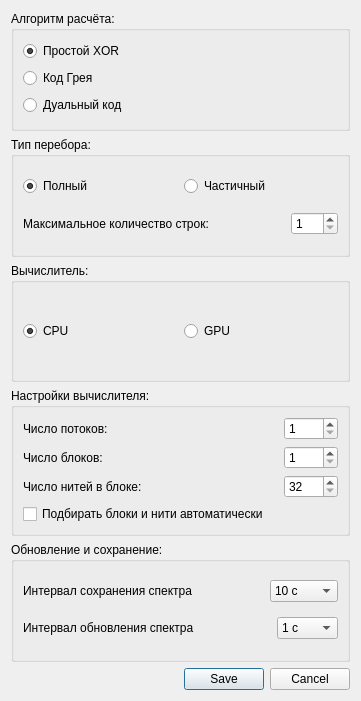
Old version of the form ui/settingsdialog.ui in the repository Maxmaxgggg/Spectrum.
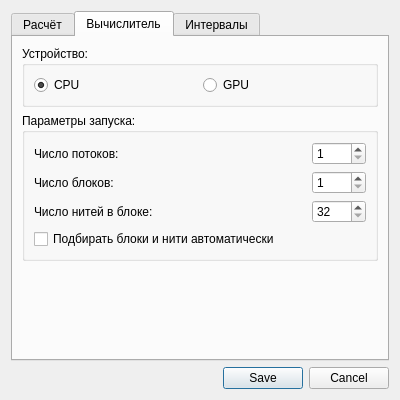
New version of the form. The open tabs and pages were chosen to show the change. Icons and pictures are not drawn.

Commit message: Настройки по вкладкам, тип перебора больше не исчезает

The edit to the form file:
```diff
--- a/ui/settingsdialog.ui
+++ b/ui/settingsdialog.ui
@@ -6,8 +6,8 @@
    <rect>
     <x>0</x>
     <y>0</y>
-    <width>361</width>
-    <height>701</height>
+    <width>400</width>
+    <height>400</height>
    </rect>
   </property>
   <property name="sizePolicy">
@@ -25,6 +25,16 @@
   </property>
   <layout class="QVBoxLayout" name="verticalLayout_4">
    <item>
+    <widget class="QTabWidget" name="settingsTabs">
+     <property name="currentIndex">
+      <number>0</number>
+     </property>
+     <widget class="QWidget" name="computationTab">
+      <attribute name="title">
+       <string>Расчёт</string>
+      </attribute>
+      <layout class="QVBoxLayout" name="computationTabLayout">
+       <item>
     <widget class="QGroupBox" name="algorithmGBX">
      <property name="title">
       <string>Алгоритм расчёта:</string>
@@ -122,9 +132,29 @@
     </widget>
    </item>
    <item>
+        <spacer name="computationTabSpacer">
+         <property name="orientation">
+          <enum>Qt::Vertical</enum>
+         </property>
+         <property name="sizeHint" stdset="0">
+          <size>
+           <width>20</width>
+           <height>0</height>
+          </size>
+         </property>
+        </spacer>
+       </item>
+      </layout>
+     </widget>
+     <widget class="QWidget" name="deviceTab">
+      <attribute name="title">
+       <string>Вычислитель</string>
+      </attribute>
+      <layout class="QVBoxLayout" name="deviceTabLayout">
+       <item>
     <widget class="QGroupBox" name="computeDeviceGBX">
      <property name="title">
-      <string>Вычислитель:</string>
+          <string>Устройство:</string>
      </property>
      <layout class="QHBoxLayout" name="horizontalLayout_2">
       <item>
@@ -150,7 +180,7 @@
    <item>
     <widget class="QGroupBox" name="computeDeviceSettingsGBX">
      <property name="title">
-      <string>Настройки вычислителя:</string>
+          <string>Параметры запуска:</string>
      </property>
      <layout class="QGridLayout" name="gridLayout">
       <item row="0" column="0">
@@ -234,6 +264,26 @@
     </widget>
    </item>
    <item>
+        <spacer name="deviceTabSpacer">
+         <property name="orientation">
+          <enum>Qt::Vertical</enum>
+         </property>
+         <property name="sizeHint" stdset="0">
+          <size>
+           <width>20</width>
+           <height>0</height>
+          </size>
+         </property>
+        </spacer>
+       </item>
+      </layout>
+     </widget>
+     <widget class="QWidget" name="savingTab">
+      <attribute name="title">
+       <string>Интервалы</string>
+      </attribute>
+      <layout class="QVBoxLayout" name="savingTabLayout">
+       <item>
     <widget class="QGroupBox" name="saveAndUpdateSpectrumGBX">
      <property name="title">
       <string>Обновление и сохранение:</string>
@@ -349,6 +399,23 @@
     </widget>
    </item>
    <item>
+        <spacer name="savingTabSpacer">
+         <property name="orientation">
+          <enum>Qt::Vertical</enum>
+         </property>
+         <property name="sizeHint" stdset="0">
+          <size>
+           <width>20</width>
+           <height>0</height>
+          </size>
+         </property>
+        </spacer>
+       </item>
+      </layout>
+     </widget>
+    </widget>
+   </item>
+   <item>
     <widget class="QDialogButtonBox" name="buttonBox">
      <property name="orientation">
       <enum>Qt::Horizontal</enum>
```
Left out of the diff: 2 changed lines with no effect on the pictures. Lines whose indentation alone changed are shown as unchanged. The commit also changes 3 other files.
